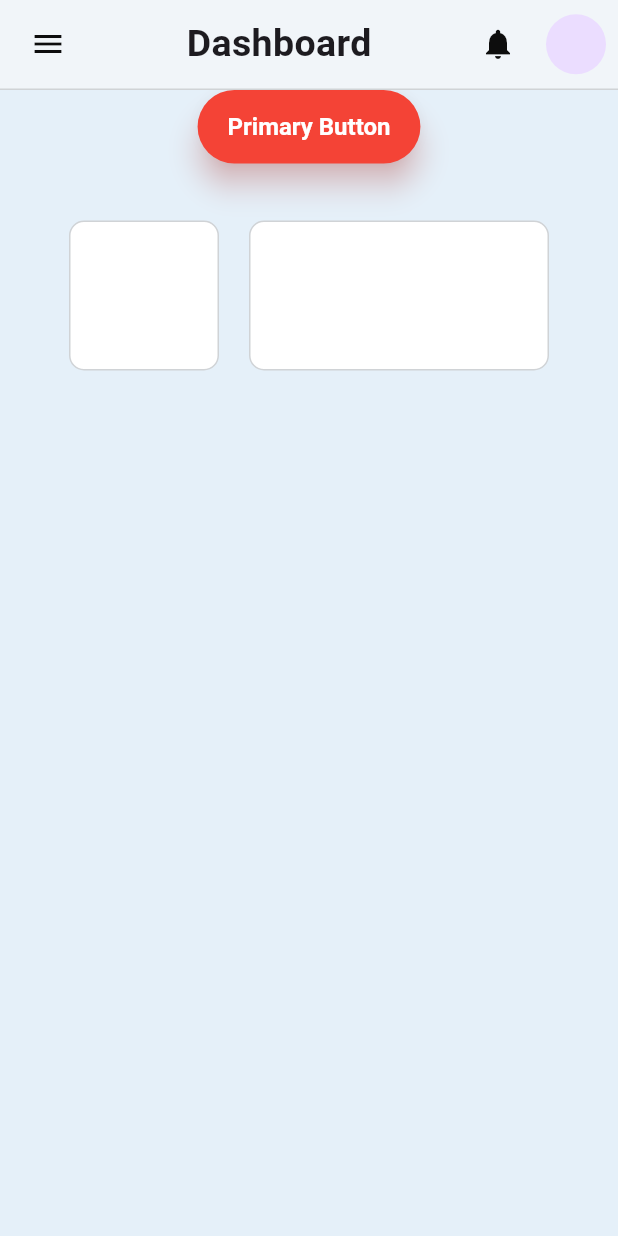
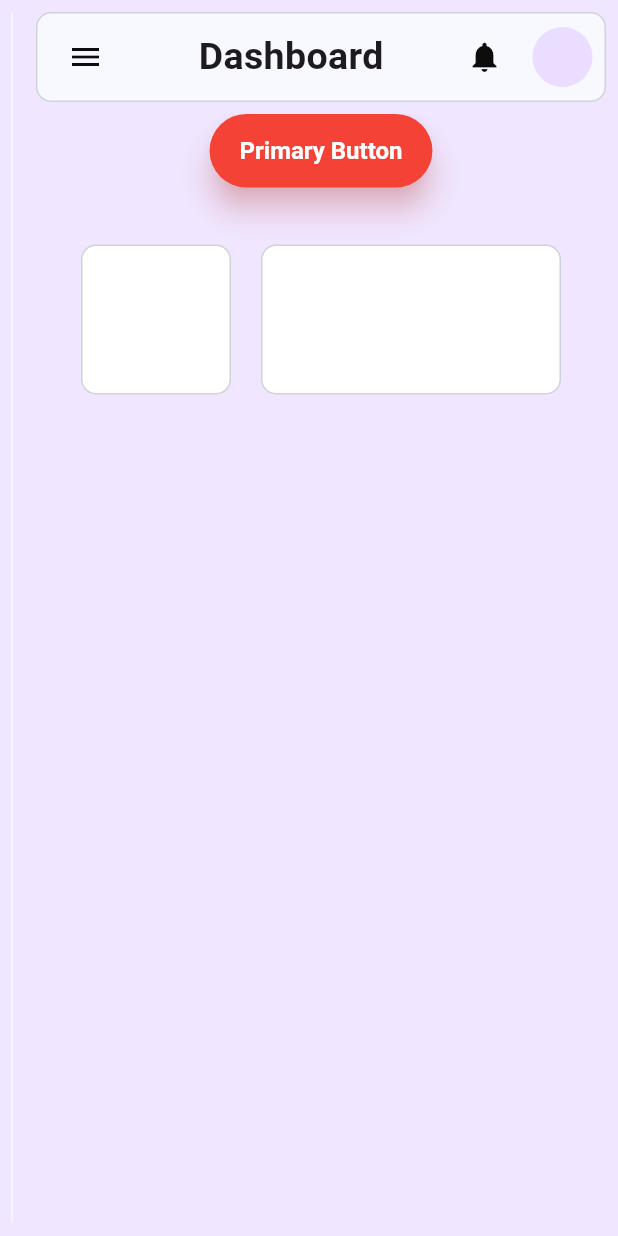
Before and after one commit to nisanray/megamart_admin, a Flutter app: the screen it shows after launch, on a phone screen of 412 x 824 dp. Run offline on Flutter 3.47's test engine with Material 3 defaults, Android fonts, the phone set to English and light mode, and no system bars; our stand-ins replace cloud_firestore, file_picker, firebase_core, firebase_storage, flutter_easyloading; accounts and stored records are empty.

Commit message:
ui modifications:added padding,border to the topbar,and sidebar

```diff
--- a/lib/utils/colors.dart
+++ b/lib/utils/colors.dart
@@ -2,8 +2,12 @@ import 'package:flutter/material.dart';
 
 class AppColors {
   //Some fixed color here
-  static const Color sideBarColor = Color(0xfffbfaf8);//snow
-  static const Color backgroundColor = Color(0xffefefe7);//Isabelline
+  // static const Color sideBarColor = Color(0xfffbfaf8);//snow
+  // static const Color sideBarColor = Color(0xfff9f3ff);//magnolia
+  static const Color sideBarColor = Color(0xfff8f9fe);//ghost white
+  // static const Color backgroundColor = Color(0xffefefe7);//Isabelline
+  // static const Color backgroundColor = Color(0xffEEFF2FE);//ALICE BLUE
+  static const Color backgroundColor = Color(0xfff0e6ff);//lavender
 
 
 
--- a/lib/views/screens/main_screen.dart
+++ b/lib/views/screens/main_screen.dart
@@ -106,16 +106,25 @@ class _MainScreenState extends State<MainScreen> {
 
     return SafeArea(
       child: Scaffold(
+        backgroundColor: AppColors.backgroundColor,
         body: Row(
           crossAxisAlignment: CrossAxisAlignment.start,
           children: [
-            AnimatedContainer(
+            Padding(
+              padding: const EdgeInsets.all(8.0),
+              child: AnimatedContainer(
+
                 height: MediaQuery.of(context).size.height,
                 decoration: BoxDecoration(
-                color: AppColors.sidebarAntiFlashWhite,
+                  color: AppColors.sideBarColor,
                   border: Border(
                     right: BorderSide(color: Color(0xFFdddcdc)),
+                    top: BorderSide(color: Color(0xFFdddcdc)),
+                    left: BorderSide(color: Color(0xFFdddcdc)),
+                    bottom: BorderSide(color: Color(0xFFdddcdc)),
+
                   ),
+                  borderRadius: BorderRadius.circular(10)
                 ),
                 duration: Duration(milliseconds: 600),
                 width: _isSidebarOpen ? 220 : 0,
@@ -148,15 +157,19 @@ class _MainScreenState extends State<MainScreen> {
                 )
                     : SizedBox.shrink(),
               ),
+            ),
             Expanded(
               child: Column(
                 children: [
-                  Container(
+                  Padding(
+                    padding: const EdgeInsets.all(8.0),
+                    child: Container(
                       height: 60,
                       width: MediaQuery.of(context).size.width,
                       decoration: BoxDecoration(
-                      color: AppColors.sidebarAntiFlashWhite,
-                      border: Border(bottom: BorderSide(color: Color(0xFFd0d3d6))),
+                        color: AppColors.sideBarColor,
+                        border: Border.all(color: Color(0xFFd0d3d6),),
+                        borderRadius: BorderRadius.circular(10)
                       ),
                       child: Row(
                         children: [
@@ -196,6 +209,7 @@ class _MainScreenState extends State<MainScreen> {
                         ],
                       ),
                     ),
+                  ),
                   Expanded(
                     child: _selectedItem,
                   ),
@@ -216,7 +230,7 @@ class _MainScreenState extends State<MainScreen> {
       padding: const EdgeInsets.symmetric(horizontal: 10),
       child: Container(
         decoration: BoxDecoration(
-          color: isSelected ? Color(0xff879fff) : Colors.transparent,
+          color: isSelected ? AppColors.blueColor : Colors.transparent,
           borderRadius: BorderRadius.circular(10),
         ),
         child: ListTile(
--- a/lib/views/screens/side_bar_screens/banner/upload_banner_screen.dart
+++ b/lib/views/screens/side_bar_screens/banner/upload_banner_screen.dart
@@ -93,7 +93,7 @@ class _UploadBannerScreenState extends State<UploadBannerScreen> {
   Widget build(BuildContext context) {
     double maxImageWidth = MediaQuery.of(context).size.width * 0.5;
     return Container(
-      color: AppColors.sidebarAntiFlashWhite,
+      color: AppColors.backgroundColor,
         padding: EdgeInsets.all(16),
         child: SingleChildScrollView(
           child: Column(
--- a/lib/views/screens/side_bar_screens/banner/view_banner.dart
+++ b/lib/views/screens/side_bar_screens/banner/view_banner.dart
@@ -20,7 +20,7 @@ class _ViewBannerState extends State<ViewBanner> {
   @override
   Widget build(BuildContext context) {
     return Container(
-      color: AppColors.backgroundGlitter,
+      color: AppColors.backgroundColor,
       child: StreamBuilder<QuerySnapshot>(
         stream: _bannerStream,
         builder: (BuildContext context, AsyncSnapshot<QuerySnapshot> snapshot) {
--- a/lib/views/screens/side_bar_screens/category/categories_screen.dart
+++ b/lib/views/screens/side_bar_screens/category/categories_screen.dart
@@ -114,7 +114,7 @@ class _CategoriesScreenState extends State<CategoriesScreen> {
     double maxImageWidth = MediaQuery.of(context).size.width * 0.5;
 
     return Container(
-      color: AppColors.whiteSmoak,
+      color: AppColors.backgroundColor,
       height: MediaQuery.of(context).size.height,
       width: MediaQuery.of(context).size.width,
       child: SingleChildScrollView(
--- a/lib/views/screens/side_bar_screens/category/view_category.dart
+++ b/lib/views/screens/side_bar_screens/category/view_category.dart
@@ -18,7 +18,7 @@ class _ViewCategoryState extends State<ViewCategory> {
   @override
   Widget build(BuildContext context) {
     return Container(
-      color: AppColors.backgroundGlitter,
+      color: AppColors.backgroundColor,
       child: StreamBuilder<QuerySnapshot>(
         stream: _categoryStream,
         builder: (BuildContext context, AsyncSnapshot<QuerySnapshot> snapshot) {
--- a/lib/views/screens/side_bar_screens/dashboard_screen.dart
+++ b/lib/views/screens/side_bar_screens/dashboard_screen.dart
@@ -17,7 +17,7 @@ class _DashboardScreenState extends State<DashboardScreen> {
   Widget build(BuildContext context) {
     return SingleChildScrollView(
       child: Container(
-        color: AppColors.backgroundGlitter,
+        color: AppColors.backgroundColor,
         width: HeightWidth.fullWidth(context),
         height: HeightWidth.fullHeight(context),
         child: Center(
--- a/lib/views/screens/side_bar_screens/orders/order_mobile_view.dart
+++ b/lib/views/screens/side_bar_screens/orders/order_mobile_view.dart
@@ -14,7 +14,7 @@ class OrderMobileView extends StatelessWidget {
     return Container(
       alignment: Alignment.topLeft,
       padding: EdgeInsets.all(10),
-      color: AppColors.backgroundGlitter,
+      color: AppColors.backgroundColor,
       height: MediaQuery.of(context).size.height,
       width: MediaQuery.of(context).size.width,
       child: Stack(
--- a/lib/views/screens/side_bar_screens/orders/order_screen.dart
+++ b/lib/views/screens/side_bar_screens/orders/order_screen.dart
@@ -17,7 +17,7 @@ class OrderScreen extends StatelessWidget {
     return Container(
       alignment: Alignment.topLeft,
       padding: EdgeInsets.all(10),
-      color: AppColors.backgroundGlitter,
+      color: AppColors.backgroundColor,
       height: MediaQuery.of(context).size.height,
       width: MediaQuery.of(context).size.width,
       child: ResponsiveHelper.isDesktop(context) ? OrderDesktopView(data: [],) : OrderMobileView(data: [],),
--- a/lib/views/screens/side_bar_screens/products/product_mobile_view.dart
+++ b/lib/views/screens/side_bar_screens/products/product_mobile_view.dart
@@ -13,7 +13,7 @@ class ProductMobileView extends StatelessWidget {
     return Container(
       alignment: Alignment.topLeft,
       padding: EdgeInsets.all(10),
-      color: AppColors.backgroundGlitter,
+      color: AppColors.backgroundColor,
       height: MediaQuery.of(context).size.height,
       width: MediaQuery.of(context).size.width,
       child: Stack(
--- a/lib/views/screens/side_bar_screens/products/products_screen.dart
+++ b/lib/views/screens/side_bar_screens/products/products_screen.dart
@@ -16,7 +16,7 @@ class ProductScreen extends StatelessWidget {
     return Container(
       alignment: Alignment.topLeft,
       padding: EdgeInsets.all(10),
-      color: AppColors.backgroundGlitter,
+      color: AppColors.backgroundColor,
       height: MediaQuery.of(context).size.height,
       width: MediaQuery.of(context).size.width,
       child: ResponsiveHelper.isDesktop(context) ? ProductDesktopView(data: [],) : ProductMobileView(data: [],),
--- a/lib/views/screens/side_bar_screens/vendors/vendor_screen.dart
+++ b/lib/views/screens/side_bar_screens/vendors/vendor_screen.dart
@@ -194,7 +194,7 @@ class VendorScreen extends StatelessWidget {
     return Container(
       alignment: Alignment.topLeft,
       padding: EdgeInsets.all(10),
-      color: AppColors.backgroundGlitter,
+      color: AppColors.backgroundColor,
       height: MediaQuery.of(context).size.height,
       width: MediaQuery.of(context).size.width,
       child: ResponsiveHelper.isDesktop(context) ? DesktopView(data: vendorData) : MobileView(data :vendorData),
--- a/lib/views/screens/side_bar_screens/withdrawal/withdrawl_mobile_view.dart
+++ b/lib/views/screens/side_bar_screens/withdrawal/withdrawal_mobile_view.dart
@@ -14,7 +14,7 @@ class WithdrawalMobileView extends StatelessWidget {
     return Container(
       alignment: Alignment.topLeft,
       padding: EdgeInsets.all(10),
-      color: AppColors.backgroundGlitter,
+      color: AppColors.backgroundColor,
       height: MediaQuery.of(context).size.height,
       width: MediaQuery.of(context).size.width,
       child: Stack(
--- a/lib/views/screens/side_bar_screens/withdrawal/withdrawal_screen.dart
+++ b/lib/views/screens/side_bar_screens/withdrawal/withdrawal_screen.dart
@@ -1,7 +1,7 @@
 import 'package:flutter/material.dart';
 import 'package:megamart_admin/utils/colors.dart';
 import '/views/screens/side_bar_screens/withdrawal/withdrawal_desktop_view.dart';
-import '/views/screens/side_bar_screens/withdrawal/withdrawl_mobile_view.dart';
+import '/views/screens/side_bar_screens/withdrawal/withdrawal_mobile_view.dart';
 
 import '../../../../utils/responsive_helper/responsive_helper.dart';
 import '../orders/order_desktop_view.dart';
@@ -18,7 +18,7 @@ class WithdrawalScreen extends StatelessWidget {
     return Container(
       alignment: Alignment.topLeft,
       padding: EdgeInsets.all(10),
-      color: AppColors.backgroundGlitter,
+      color: AppColors.backgroundColor,
       height: MediaQuery
           .of(context)
           .size
```
Lines whose indentation alone changed are shown as unchanged.
